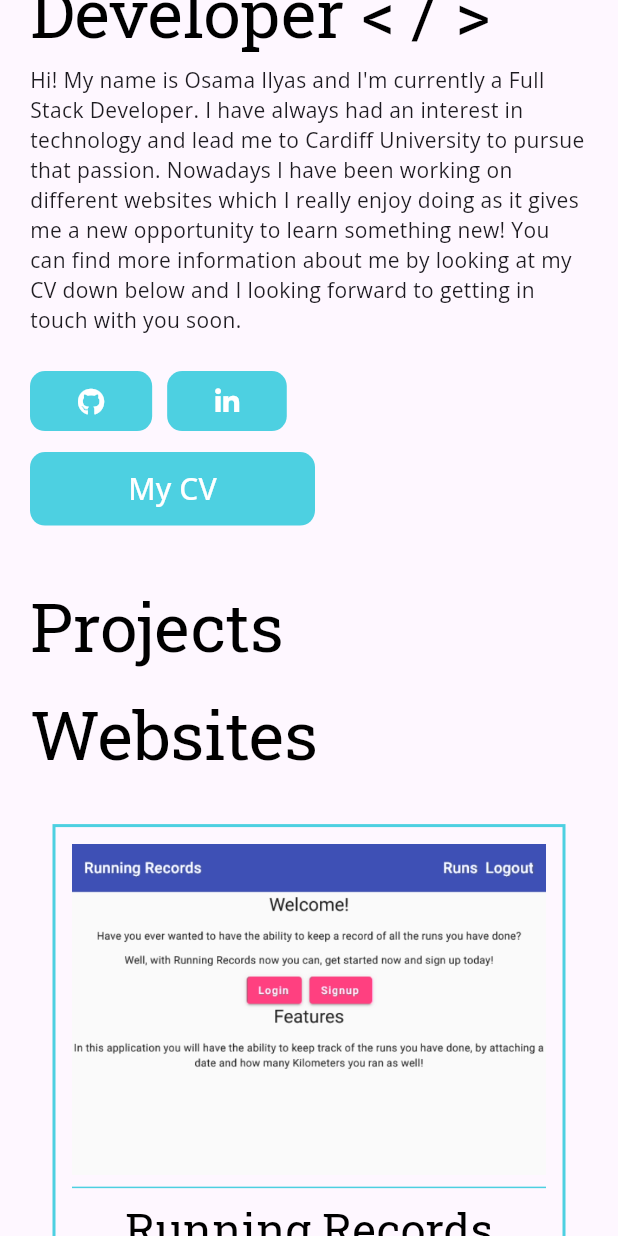
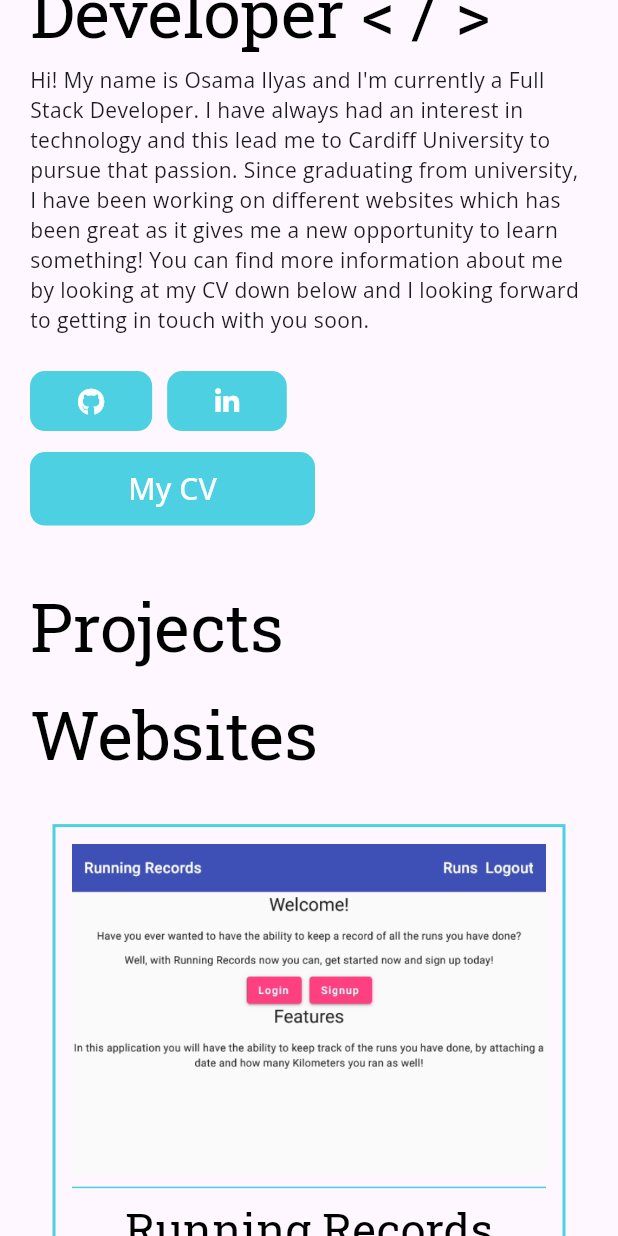
Before and after one commit to Osama-cs/PersonalPortfolio, a Flutter app: the screen it shows after launch, scrolled down 576 dp, on a phone screen of 412 x 824 dp. Run offline on Flutter 3.47's test engine with Material 3 defaults, Android fonts, the phone set to English and light mode, and no system bars; drawn by our look-alikes of auto_size_text; our stand-ins replace after_layout, font_awesome_flutter, google_fonts, responsive_builder.

Commit message:
Updated Header Page.

```diff
--- a/lib/header/header_page.dart
+++ b/lib/header/header_page.dart
@@ -74,7 +74,7 @@ class HeaderBody extends StatelessWidget {
         SizedBox(height: isMobile ? 10 : 37),
         AutoSizeText(
           //"Hi",
-          "Hi! My name is Osama Ilyas and I'm currently a Full Stack Developer. I have always had an interest in technology and lead me to Cardiff University to pursue that passion. Nowadays I have been working on different websites which I really enjoy doing as it gives me a new opportunity to learn something new! You can find more information about me by looking at my CV down below and I looking forward to getting in touch with you soon.",
+          "Hi! My name is Osama Ilyas and I'm currently a Full Stack Developer. I have always had an interest in technology and this lead me to Cardiff University to pursue that passion. Since graduating from university, I have been working on different websites which has been great as it gives me a new opportunity to learn something! You can find more information about me by looking at my CV down below and I looking forward to getting in touch with you soon.",
           style: GoogleFonts.openSans(fontSize: isSmallWidth ? 14 : 20),
           maxLines: 10,
         ),
```
